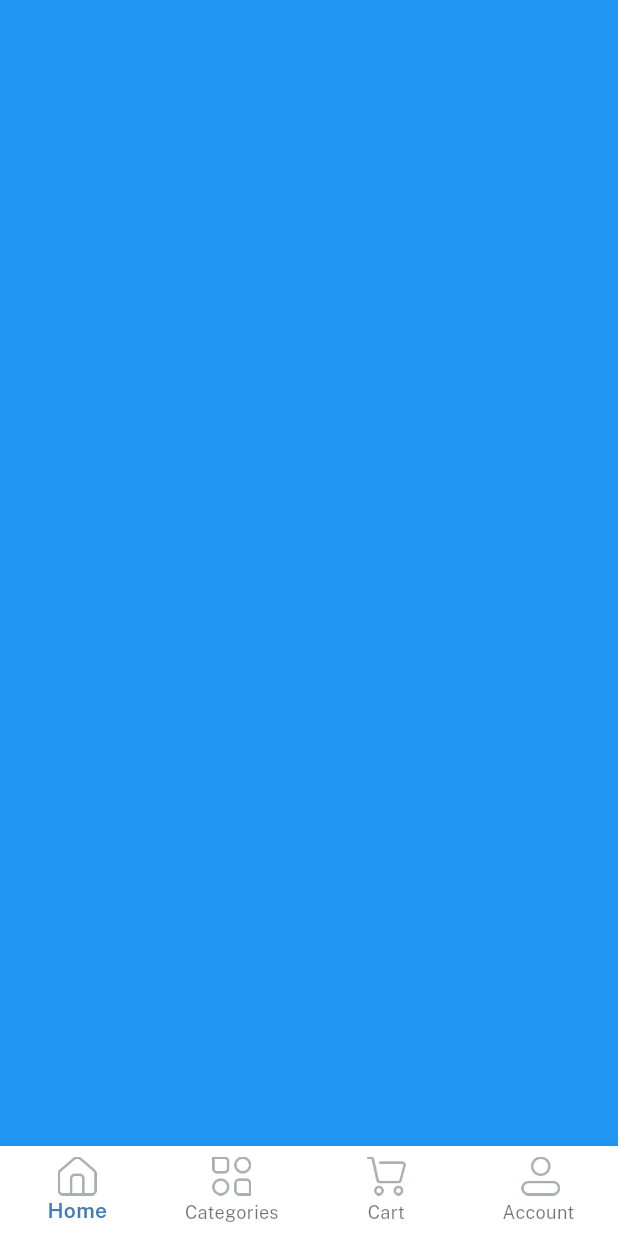
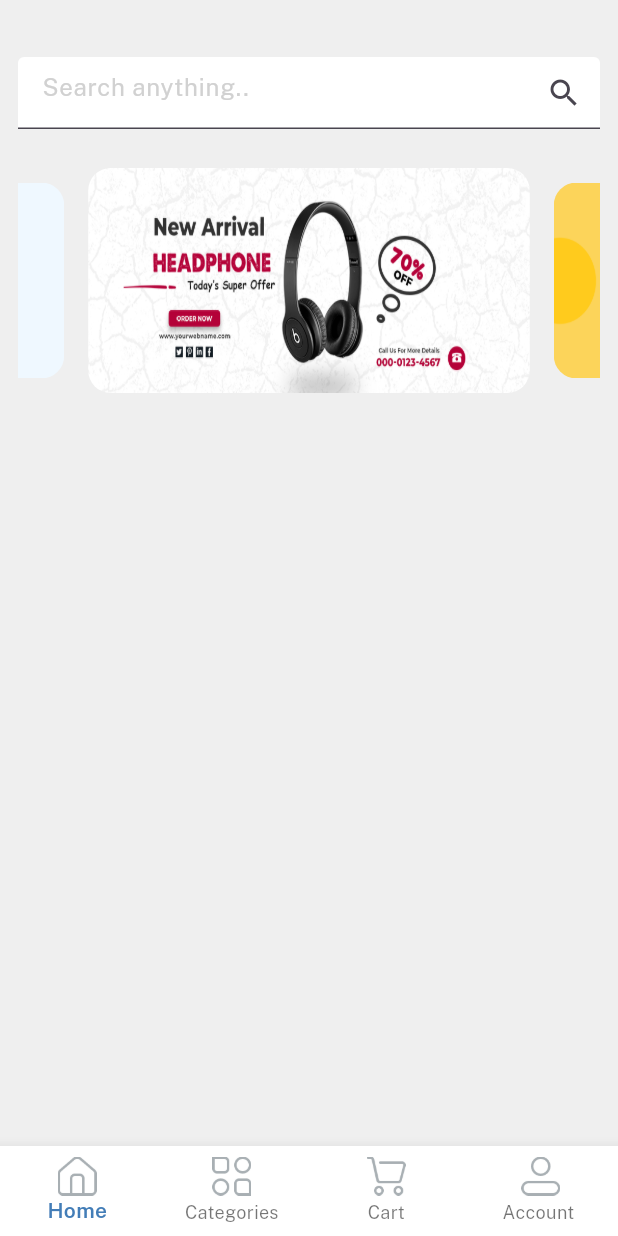
Before and after one commit to IanMabans/ecommerce, a Flutter app: the screen it shows after launch, after a tap on "Log in", on a phone screen of 412 x 824 dp. Run offline on Flutter 3.47's test engine with Material 2 defaults, Android fonts, the phone set to English and light mode, and no system bars; drawn by our look-alikes of velocity_x; our stand-ins replace get.

```diff
--- a/analysis_options.yaml
+++ b/analysis_options.yaml
@@ -24,6 +24,7 @@ linter:
   rules:
     # avoid_print: false  # Uncomment to disable the `avoid_print` rule
     # prefer_single_quotes: true  # Uncomment to enable the `prefer_single_quotes` rule
+    prefer_const_constructors : false
 
 # Additional information about this file can be found at
 # https://dart.dev/guides/language/analysis-options
--- a/lib/consts/lists.dart
+++ b/lib/consts/lists.dart
@@ -5,3 +5,4 @@ const socialIconList = [
   icGoogleLogo,
   icTwitterLogo,
 ];
+const sliderList = [imgSlider1, imgSlider2, imgSlider3, imgSlider4];
--- a/lib/consts/strings.dart
+++ b/lib/consts/strings.dart
@@ -22,3 +22,12 @@ const home = "Home",
     categories = "Categories",
     cart = "Cart",
     account = "Account ";
+
+//HOME Screen Strings
+const searchAnything = "Search anything..",
+    todayDeal = "Today's Deal",
+    flashSale = "Flash Sale",
+    topSellers = "Top Sellers",
+    brand = "Brand",
+    topCategories = "Top Categories",
+    featuredCategories = "Featured Categories";
--- a/lib/main.dart
+++ b/lib/main.dart
@@ -1,6 +1,4 @@
 import 'package:emart_app/views/splashscreen.dart';
-import 'package:flutter/material.dart';
-import 'package:get/get_navigation/src/root/get_material_app.dart';
 import 'consts/consts.dart';
 
 void main() {
--- a/lib/views/auth_screen/login_screen.dart
+++ b/lib/views/auth_screen/login_screen.dart
@@ -1,7 +1,7 @@
 import 'package:emart_app/consts/consts.dart';
 import 'package:emart_app/consts/lists.dart';
 import 'package:emart_app/views/auth_screen/signup_screen.dart';
-import 'package:emart_app/views/homescreen/home_screen.dart';
+import 'package:emart_app/views/homescreen/home.dart';
 import 'package:emart_app/widgets/applogo_widget.dart';
 import 'package:emart_app/widgets/bg_widget.dart';
 import 'package:emart_app/widgets/custom_textfield.dart';
@@ -43,7 +43,7 @@ class LoginScreen extends StatelessWidget {
                             color: blueColor,
                             title: login,
                             onPress: () {
-                              Get.to(() =>const HomeScreen());
+                              Get.to(() =>const Home());
                             },
                             textColor: whiteColor)
                         .box
--- a/lib/views/auth_screen/signup_screen.dart
+++ b/lib/views/auth_screen/signup_screen.dart
@@ -1,5 +1,4 @@
 import 'package:emart_app/consts/consts.dart';
-import 'package:get/get.dart';
 
 import '../../widgets/applogo_widget.dart';
 import '../../widgets/bg_widget.dart';
--- /dev/null
+++ b/lib/views/cartScreen/cart_screen.dart
@@ -0,0 +1,10 @@
+import 'package:emart_app/consts/consts.dart';
+
+class CartScreen extends StatelessWidget {
+  const CartScreen({super.key});
+
+  @override
+  Widget build(BuildContext context) {
+    return Container(color: Colors.purple);
+  }
+}
--- /dev/null
+++ b/lib/views/categoriesScreen/category_screen.dart
@@ -0,0 +1,10 @@
+import 'package:emart_app/consts/consts.dart';
+
+class CategoryScreen extends StatelessWidget {
+  const CategoryScreen({super.key});
+
+  @override
+  Widget build(BuildContext context) {
+    return Container(color: Colors.amber);
+  }
+}
--- /dev/null
+++ b/lib/views/homescreen/home.dart
@@ -0,0 +1,76 @@
+import 'package:emart_app/consts/consts.dart';
+import 'package:emart_app/controllers/home_controller.dart';
+import 'package:emart_app/views/cartScreen/cart_screen.dart';
+import 'package:emart_app/views/categoriesScreen/category_screen.dart';
+import 'package:emart_app/views/homescreen/home_screen.dart';
+import 'package:emart_app/views/profileScreen/profile_screen.dart';
+
+class Home extends StatelessWidget {
+  const Home({super.key});
+
+  @override
+  Widget build(BuildContext context) {
+    //init home controller
+    var controller = Get.put(HomeController());
+
+    var navBarItem = [
+      BottomNavigationBarItem(
+          icon: Image.asset(
+            icHome,
+            width: 26,
+          ),
+          label: home),
+      BottomNavigationBarItem(
+          icon: Image.asset(
+            icCategories,
+            width: 26,
+          ),
+          label: categories),
+      BottomNavigationBarItem(
+          icon: Image.asset(
+            icCart,
+            width: 26,
+          ),
+          label: cart),
+      BottomNavigationBarItem(
+          icon: Image.asset(
+            icProfile,
+            width: 26,
+          ),
+          label: account),
+    ];
+    var navBody = [
+      const HomeScreen(),
+      const CategoryScreen(),
+      const CartScreen(),
+      const ProfileScreen(),
+    ];
+
+    return Scaffold(
+      body: Column(
+        children: [
+          Obx(
+            () =>  Expanded(
+              child: navBody.elementAt(
+                controller.currentNavIndex.value,
+              ),
+            ),
+          ),
+        ],
+      ),
+      bottomNavigationBar: Obx(
+        () => BottomNavigationBar(
+          currentIndex: controller.currentNavIndex.value,
+          selectedItemColor: blueColor,
+          selectedLabelStyle: const TextStyle(fontFamily: semibold),
+          backgroundColor: Colors.white,
+          type: BottomNavigationBarType.fixed,
+          items: navBarItem,
+          onTap: (value) {
+            controller.currentNavIndex.value = value;
+          },
+        ),
+      ),
+    );
+  }
+}
--- a/lib/views/homescreen/home_screen.dart
+++ b/lib/views/homescreen/home_screen.dart
@@ -1,70 +1,52 @@
 import 'package:emart_app/consts/consts.dart';
-import 'package:emart_app/controllers/home_controller.dart';
+import 'package:emart_app/consts/lists.dart';
 
 class HomeScreen extends StatelessWidget {
   const HomeScreen({super.key});
 
   @override
   Widget build(BuildContext context) {
-    //init home controller
-    var controller = Get.put(HomeController());
-
-    var navBarItem = [
-      BottomNavigationBarItem(
-          icon: Image.asset(
-            icHome,
-            width: 26,
-          ),
-          label: home),
-      BottomNavigationBarItem(
-          icon: Image.asset(
-            icCategories,
-            width: 26,
-          ),
-          label: categories),
-      BottomNavigationBarItem(
-          icon: Image.asset(
-            icCart,
-            width: 26,
-          ),
-          label: cart),
-      BottomNavigationBarItem(
-          icon: Image.asset(
-            icProfile,
-            width: 26,
-          ),
-          label: account),
-    ];
-    var navBody = [
-      Container(color: Colors.blue),
-      Container(color: Colors.amber),
-      Container(color: Colors.purple),
-      Container(color: Colors.cyan),
-    ];
-
-    return Scaffold(
-      body: Column(
-        children: [
-          Obx(
-            () =>  Expanded(
-              child: navBody.elementAt(
-                controller.currentNavIndex.value,
+    return Container(
+      padding: const EdgeInsets.all(12),
+      width: context.screenWidth,
+      height: context.screenHeight,
+      color: lightGrey,
+      child: SafeArea(
+        child: Column(
+          children: [
+            Container(
+              alignment: Alignment.center,
+              height: 100,
+              color: lightGrey,
+              child: TextFormField(
+                decoration: const InputDecoration(
+                  suffixIcon: Icon(Icons.search),
+                  filled: true,
+                  fillColor: whiteColor,
+                  hintText: searchAnything,
+                  hintStyle: TextStyle(
+                    color: textfieldGrey,
+                  ),
+                ),
               ),
             ),
-          ),
-        ],
-      ),
-      bottomNavigationBar: Obx(
-        () => BottomNavigationBar(
-          currentIndex: controller.currentNavIndex.value,
-          selectedItemColor: blueColor,
-          selectedLabelStyle: const TextStyle(fontFamily: semibold),
-          backgroundColor: Colors.white,
-          type: BottomNavigationBarType.fixed,
-          items: navBarItem,
-          onTap: (value) {
-            controller.currentNavIndex.value = value;
-          },
+            //Swiper brands
+            VxSwiper.builder(
+              aspectRatio: 16 / 9,
+              autoPlay: true,
+              height: 150,
+              enlargeCenterPage: true,
+              itemCount: sliderList.length,
+              itemBuilder: (context, index) {
+                return Image.asset(sliderList[index], fit: BoxFit.fill)
+                    .box
+                    .rounded
+                    .clip(Clip.antiAlias)
+                    .margin(EdgeInsets.symmetric(horizontal: 8))
+                    .make();
+              },
+            )
+          ],
         ),
       ),
     );
--- /dev/null
+++ b/lib/views/profileScreen/profile_screen.dart
@@ -0,0 +1,10 @@
+import 'package:emart_app/consts/consts.dart';
+
+class ProfileScreen extends StatelessWidget {
+  const ProfileScreen({super.key});
+
+  @override
+  Widget build(BuildContext context) {
+    return Container(color: Colors.cyan);
+  }
+}
--- a/lib/views/splashscreen.dart
+++ b/lib/views/splashscreen.dart
@@ -1,10 +1,6 @@
-import 'package:emart_app/consts/colors.dart';
 import 'package:emart_app/consts/consts.dart';
 import 'package:emart_app/views/auth_screen/login_screen.dart';
 import 'package:emart_app/widgets/applogo_widget.dart';
-import 'package:flutter/material.dart';
-import 'package:get/get.dart';
-import 'package:get/get_core/src/get_main.dart';
 
 class SplashScreen extends StatefulWidget {
   const SplashScreen({super.key});
--- a/lib/widgets/applogo_widget.dart
+++ b/lib/widgets/applogo_widget.dart
@@ -1,5 +1,4 @@
 import 'package:emart_app/consts/consts.dart';
-import 'package:flutter/material.dart';
 
 Widget applogoWidget() {
   return Image.asset(icAppLogo)
```
